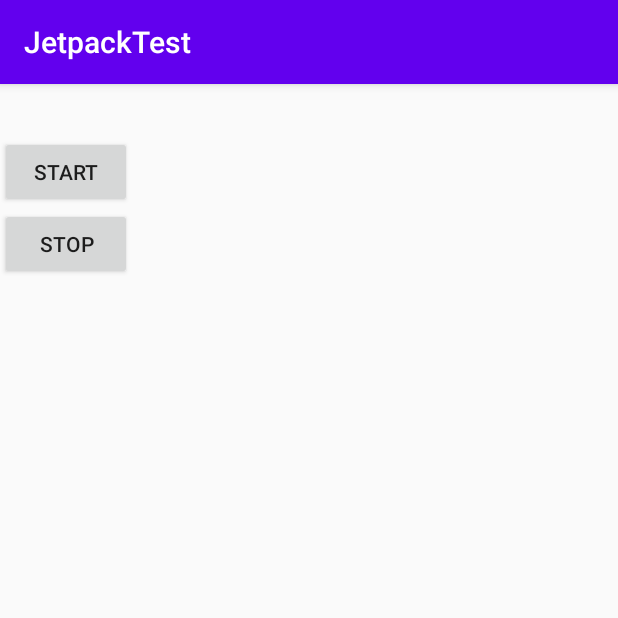
After one commit to zane618/JetpackTest, an Android app: the ServiceActivity screen opened directly, with no data from a screen before it, on a phone screen of 412 x 824 dp, the top half of it. The commit adds this screen. Run offline under Robolectric (Android 15) with nearby library versions, the phone set to English and light mode, and no system bars; our stand-ins replace data binding; libraries missing offline, so code that uses them is left out: cn.zane.probase.

Commit message:
service中的子线程或者倒计时会内存泄漏，不会停止

```diff
--- a/app/src/main/AndroidManifest.xml
+++ b/app/src/main/AndroidManifest.xml
@@ -9,7 +9,8 @@
         android:roundIcon="@mipmap/ic_launcher_round"
         android:supportsRtl="true"
         android:theme="@style/AppTheme">
-        <activity android:name=".astudy.event.EventActivity"></activity>
+        <activity android:name=".astudy.service.ServiceActivity"></activity>
+        <activity android:name=".astudy.event.EventActivity" />
         <activity android:name=".workmanager.WorkManagerActivity" />
         <activity android:name=".room.RoomActivity" />
         <activity android:name=".livedatabean.BeanLivedataActivity" />
--- /dev/null
+++ b/app/src/main/java/com/example/jetpacktest/astudy/service/ServiceActivity.kt
@@ -0,0 +1,54 @@
+package com.example.jetpacktest.astudy.service
+
+import android.content.BroadcastReceiver
+import android.content.Context
+import android.content.Intent
+import android.content.IntentFilter
+import androidx.appcompat.app.AppCompatActivity
+import android.os.Bundle
+import android.view.View
+import android.widget.TextView
+import cn.zane.probase.util.LogPrintUtil
+import com.example.jetpacktest.R
+
+class ServiceActivity : AppCompatActivity() {
+
+    lateinit var tv: TextView
+    lateinit var receiver: BroadcastReceiver
+
+    override fun onCreate(savedInstanceState: Bundle?) {
+        super.onCreate(savedInstanceState)
+        setContentView(R.layout.activity_service)
+
+        tv = findViewById(R.id.tv)
+        val filter = IntentFilter()
+        filter.addAction("test")
+        receiver = MyReceiver()
+        registerReceiver(receiver, filter)
+
+        findViewById<View>(R.id.start).setOnClickListener{v ->
+            startService(Intent(this, MyService::class.java))
+        }
+        findViewById<View>(R.id.stop).setOnClickListener{v ->
+            stopService(Intent(this, MyService::class.java))
+        }
+
+    }
+
+    override fun onDestroy() {
+        super.onDestroy()
+        unregisterReceiver(receiver)
+    }
+
+
+    inner class MyReceiver : BroadcastReceiver() {
+        override fun onReceive(context: Context?, intent: Intent?) {
+            val s = intent?.getStringExtra("time")
+            if (s != null) {
+                LogPrintUtil.zhangshi(s)
+                tv?.text = s
+            }
+        }
+
+    }
+}
--- a/app/src/main/res/layout/activity_main.xml
+++ b/app/src/main/res/layout/activity_main.xml
@@ -68,11 +68,5 @@
         android:layout_height="wrap_content"
         android:layout_gravity="center_horizontal"
         android:text="启动service" />
-    <Button
-        android:id="@+id/stopservice"
-        android:layout_width="match_parent"
-        android:layout_height="wrap_content"
-        android:layout_gravity="center_horizontal"
-        android:text="停止service" />
 
 </LinearLayout>
--- /dev/null
+++ b/app/src/main/res/layout/activity_service.xml
@@ -0,0 +1,36 @@
+<?xml version="1.0" encoding="utf-8"?>
+<layout xmlns:android="http://schemas.android.com/apk/res/android"
+    xmlns:app="http://schemas.android.com/apk/res-auto"
+    xmlns:tools="http://schemas.android.com/tools">
+
+    <data>
+
+    </data>
+
+    <LinearLayout
+        android:layout_width="match_parent"
+        android:layout_height="match_parent"
+        android:orientation="vertical"
+        tools:ignore="MissingDefaultResource">
+
+        <TextView
+            android:id="@+id/tv"
+            android:layout_width="match_parent"
+            android:layout_height="wrap_content"
+            android:gravity="center"
+            android:textSize="25sp" />
+
+        <Button
+            android:id="@+id/start"
+            android:layout_width="wrap_content"
+            android:layout_height="wrap_content"
+            android:text="start" />
+
+        <Button
+            android:id="@+id/stop"
+            android:layout_width="wrap_content"
+            android:layout_height="wrap_content"
+            android:text="stop" />
+
+    </LinearLayout>
+</layout>
```
Also changed, not shown: app/src/main/java/com/example/jetpacktest/MainActivity.kt (+2 -5 lines), app/src/main/java/com/example/jetpacktest/astudy/service/MyService.java (+54 -0 lines).
